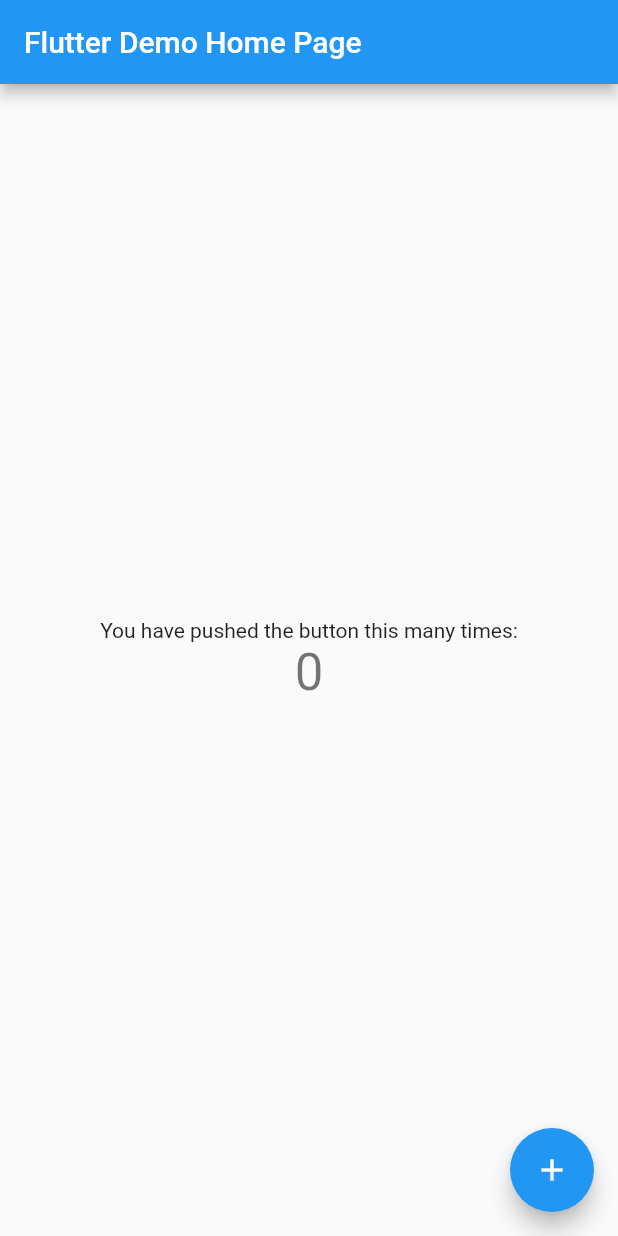
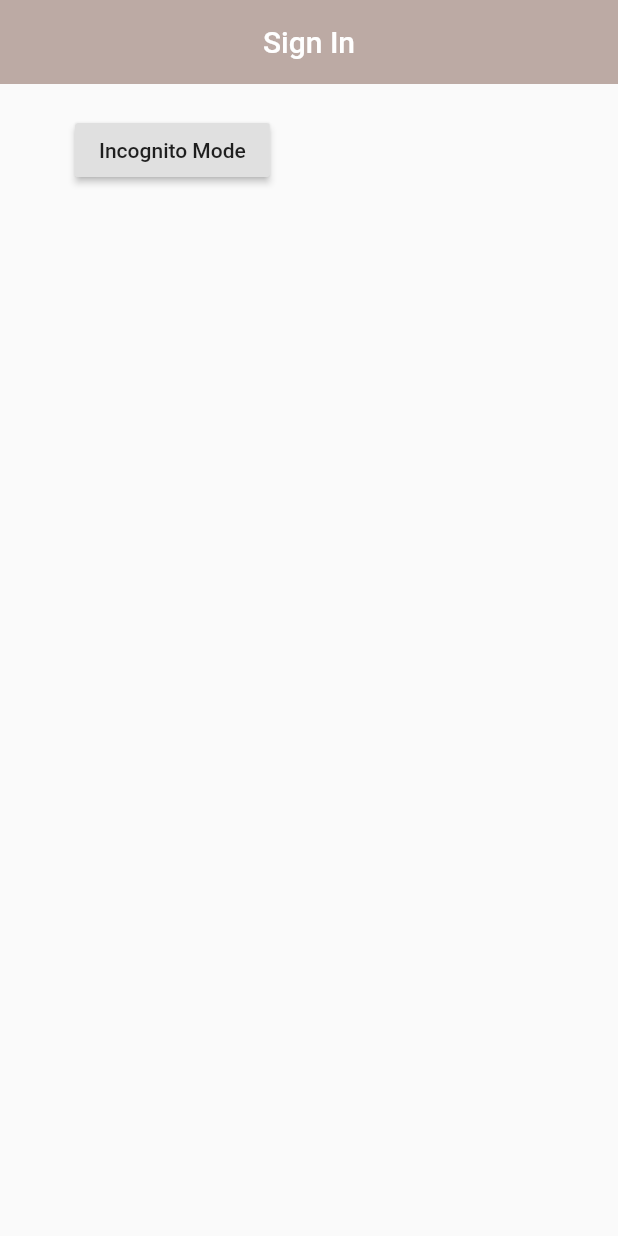
Before and after one commit to yashrajjain726/firebase_cafe_app, a Flutter app: the screen it shows after launch, on a phone screen of 412 x 824 dp. Run offline on Flutter 3.47's test engine with Material 2 defaults, Android fonts, the light colour scheme and no system bars; our stand-ins replace firebase_auth, firebase_core; accounts and stored records are empty.

Commit message:
signin anonymously added

```diff
--- a/lib/main.dart
+++ b/lib/main.dart
@@ -1,6 +1,10 @@
+import 'package:firebase_cafe_app/screens/wrapper.dart';
+import 'package:firebase_core/firebase_core.dart';
 import 'package:flutter/material.dart';
 
-void main() {
+void main() async {
+  WidgetsFlutterBinding.ensureInitialized();
+  await Firebase.initializeApp();
   runApp(MyApp());
 }
 
@@ -9,105 +13,8 @@
   @override
   Widget build(BuildContext context) {
     return MaterialApp(
-      title: 'Flutter Demo',
-      theme: ThemeData(
-        // This is the theme of your application.
-        //
-        // Try running your application with "flutter run". You'll see the
-        // application has a blue toolbar. Then, without quitting the app, try
-        // changing the primarySwatch below to Colors.green and then invoke
-        // "hot reload" (press "r" in the console where you ran "flutter run",
-        // or simply save your changes to "hot reload" in a Flutter IDE).
-        // Notice that the counter didn't reset back to zero; the application
-        // is not restarted.
-        primarySwatch: Colors.blue,
-      ),
-      home: MyHomePage(title: 'Flutter Demo Home Page'),
+      home: Wrapper(),
+      debugShowCheckedModeBanner: false,
     );
   }
 }
-
-class MyHomePage extends StatefulWidget {
-  MyHomePage({Key key, this.title}) : super(key: key);
-
-  // This widget is the home page of your application. It is stateful, meaning
-  // that it has a State object (defined below) that contains fields that affect
-  // how it looks.
-
-  // This class is the configuration for the state. It holds the values (in this
-  // case the title) provided by the parent (in this case the App widget) and
-  // used by the build method of the State. Fields in a Widget subclass are
-  // always marked "final".
-
-  final String title;
-
-  @override
-  _MyHomePageState createState() => _MyHomePageState();
-}
-
-class _MyHomePageState extends State<MyHomePage> {
-  int _counter = 0;
-
-  void _incrementCounter() {
-    setState(() {
-      // This call to setState tells the Flutter framework that something has
-      // changed in this State, which causes it to rerun the build method below
-      // so that the display can reflect the updated values. If we changed
-      // _counter without calling setState(), then the build method would not be
-      // called again, and so nothing would appear to happen.
-      _counter++;
-    });
-  }
-
-  @override
-  Widget build(BuildContext context) {
-    // This method is rerun every time setState is called, for instance as done
-    // by the _incrementCounter method above.
-    //
-    // The Flutter framework has been optimized to make rerunning build methods
-    // fast, so that you can just rebuild anything that needs updating rather
-    // than having to individually change instances of widgets.
-    return Scaffold(
-      appBar: AppBar(
-        // Here we take the value from the MyHomePage object that was created by
-        // the App.build method, and use it to set our appbar title.
-        title: Text(widget.title),
-      ),
-      body: Center(
-        // Center is a layout widget. It takes a single child and positions it
-        // in the middle of the parent.
-        child: Column(
-          // Column is also a layout widget. It takes a list of children and
-          // arranges them vertically. By default, it sizes itself to fit its
-          // children horizontally, and tries to be as tall as its parent.
-          //
-          // Invoke "debug painting" (press "p" in the console, choose the
-          // "Toggle Debug Paint" action from the Flutter Inspector in Android
-          // Studio, or the "Toggle Debug Paint" command in Visual Studio Code)
-          // to see the wireframe for each widget.
-          //
-          // Column has various properties to control how it sizes itself and
-          // how it positions its children. Here we use mainAxisAlignment to
-          // center the children vertically; the main axis here is the vertical
-          // axis because Columns are vertical (the cross axis would be
-          // horizontal).
-          mainAxisAlignment: MainAxisAlignment.center,
-          children: <Widget>[
-            Text(
-              'You have pushed the button this many times:',
-            ),
-            Text(
-              '$_counter',
-              style: Theme.of(context).textTheme.headline4,
-            ),
-          ],
-        ),
-      ),
-      floatingActionButton: FloatingActionButton(
-        onPressed: _incrementCounter,
-        tooltip: 'Increment',
-        child: Icon(Icons.add),
-      ), // This trailing comma makes auto-formatting nicer for build methods.
-    );
-  }
-}
--- /dev/null
+++ b/lib/models/user.dart
@@ -0,0 +1,4 @@
+class User {
+  final String uid;
+  User({this.uid});
+}
--- /dev/null
+++ b/lib/screens/authenticate/authenticate.dart
@@ -0,0 +1,16 @@
+import 'package:firebase_cafe_app/screens/authenticate/sign_in.dart';
+import 'package:flutter/material.dart';
+
+class Authenticate extends StatefulWidget {
+  @override
+  _AuthenticateState createState() => _AuthenticateState();
+}
+
+class _AuthenticateState extends State<Authenticate> {
+  @override
+  Widget build(BuildContext context) {
+    return Container(
+      child: SignIn(),
+    );
+  }
+}
--- /dev/null
+++ b/lib/screens/authenticate/sign_in.dart
@@ -0,0 +1,36 @@
+import 'package:firebase_cafe_app/services/auth.dart';
+import 'package:flutter/material.dart';
+
+class SignIn extends StatefulWidget {
+  @override
+  _SignInState createState() => _SignInState();
+}
+
+class _SignInState extends State<SignIn> {
+  final AuthService _authService = AuthService();
+  @override
+  Widget build(BuildContext context) {
+    return Scaffold(
+      appBar: AppBar(
+        backgroundColor: Colors.brown[200],
+        elevation: 0.0,
+        title: Text("Sign In"),
+        centerTitle: true,
+      ),
+      body: Container(
+        padding: const EdgeInsets.symmetric(vertical: 20.0, horizontal: 50.0),
+        child: RaisedButton(
+            onPressed: () async {
+              dynamic result = await _authService.signInAnonymously();
+              if (result == null) {
+                print('Error Sign In Anonymously');
+              } else {
+                print('Sign In Anonymously Successfully');
+                print(result.uid);
+              }
+            },
+            child: Text('Incognito Mode')),
+      ),
+    );
+  }
+}
--- /dev/null
+++ b/lib/screens/wrapper.dart
@@ -0,0 +1,10 @@
+import 'package:firebase_cafe_app/screens/authenticate/authenticate.dart';
+import 'package:flutter/material.dart';
+
+class Wrapper extends StatelessWidget {
+  @override
+  Widget build(BuildContext context) {
+    // Return either home or Authenticate Widget
+    return Authenticate();
+  }
+}
--- a/pubspec.yaml
+++ b/pubspec.yaml
@@ -30,6 +30,7 @@
   cupertino_icons: ^1.0.1
   firebase_auth: ^0.18.4+1
   cloud_firestore: ^0.14.4
+  firebase_core: "0.5.3"
 
 dev_dependencies:
   flutter_test:
```
Also changed, not shown: lib/screens/home/home.dart (added, +8 -0 lines), lib/services/auth.dart (added, +29 -0 lines), pubspec.lock.
